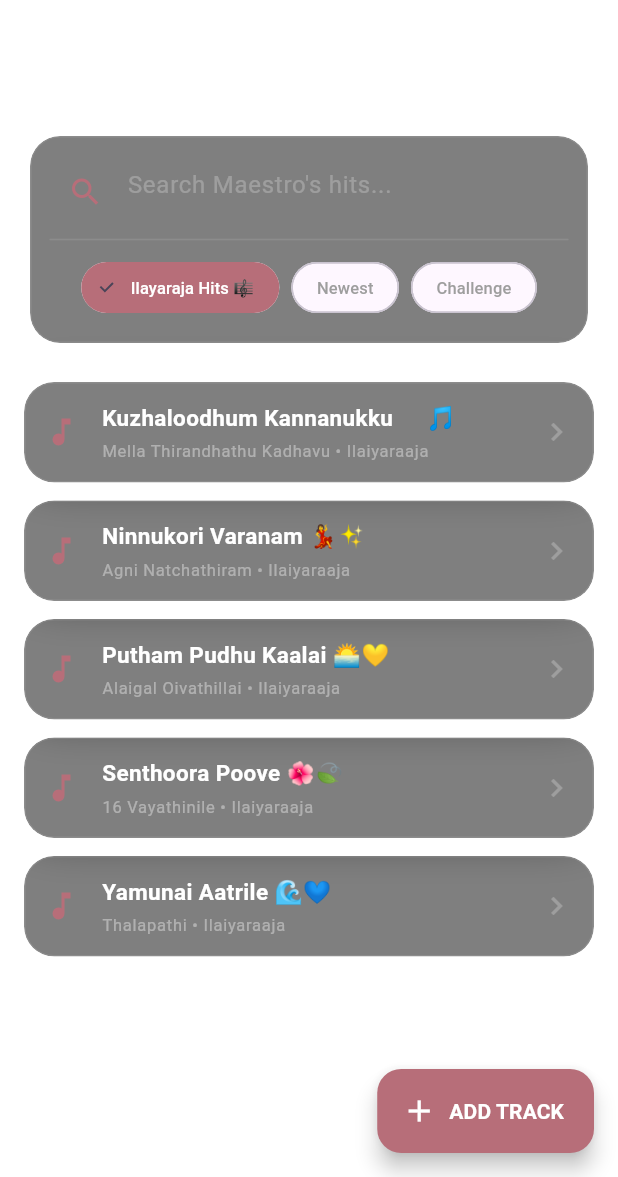
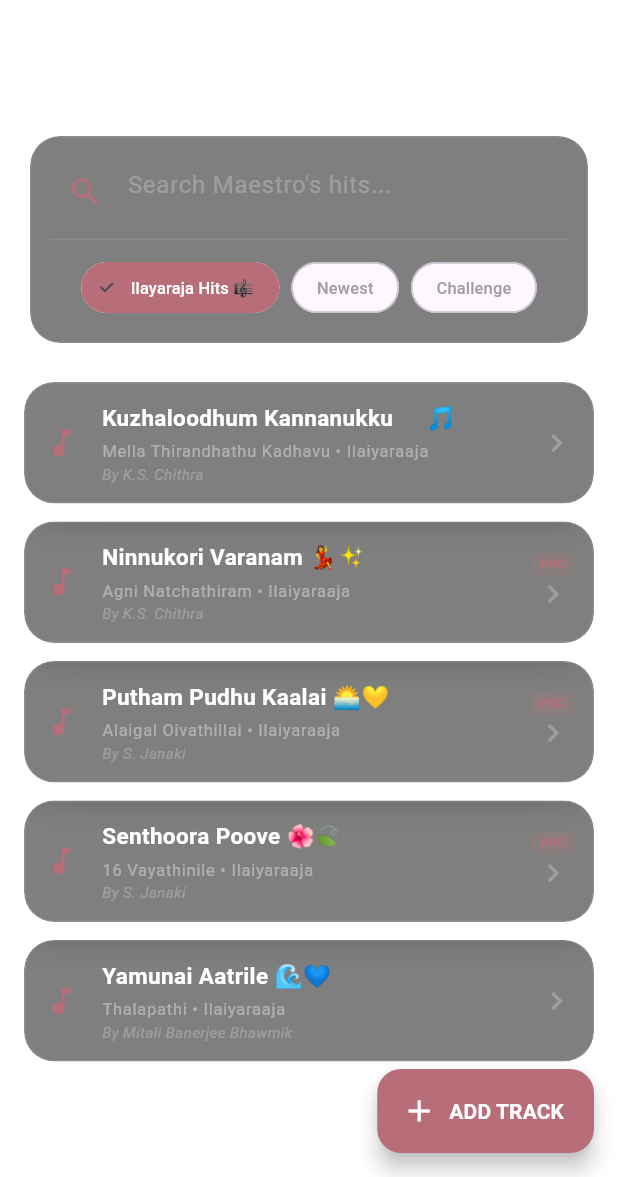
Before and after one commit to Sriram-01-code/chinnakuyil_studio_mobile, a Flutter app: the StageScreen screen opened directly with empty values, after a tap on "Ilayaraja Hits 🎼", on a phone screen of 412 x 824 dp, the part 59-1236 px from its top. Run offline on Flutter 3.47's test engine with Material 3 defaults, Android fonts, the phone set to English and light mode, and no system bars; drawn by our look-alikes of flutter_animate; our stand-ins replace audioplayers, cloud_firestore, confetti, file_picker, firebase_core, firebase_storage and 9 more; missing offline and left inert: in_app_update, record, version; accounts and stored records are empty.

```diff
--- a/lib/screens/stage_screen.dart
+++ b/lib/screens/stage_screen.dart
@@ -78,12 +78,12 @@ class _StageScreenState extends State<StageScreen> {
             ),
             flexibleSpace: const GlassContainer(
               borderRadius: BorderRadius.zero,
-              child: SizedBox.shrink(), // FIXED: Required child added
+              child: SizedBox.shrink(),
             ),
             centerTitle: true,
             title: const Text(
               "THE STAGE",
-              style: TextStyle(fontSize: 18, fontWeight: FontWeight.bold, letterSpacing: 4, color: Colors.white),
+              style: TextStyle(fontSize: 18, fontWeight: FontWeight.w900, letterSpacing: 4, color: Colors.white),
             ),
             actions: [
               IconButton(
@@ -200,10 +200,22 @@ class _StageScreenState extends State<StageScreen> {
                     Text(song.title, style: const TextStyle(color: Colors.white, fontWeight: FontWeight.bold, fontSize: 15)),
                     const SizedBox(height: 4),
                     Text("${song.movie} • ${song.composer}", style: const TextStyle(color: Colors.white38, fontSize: 11, letterSpacing: 0.5)),
+                    if (song.originalArtist.isNotEmpty)
+                      Text("By ${song.originalArtist}", style: const TextStyle(color: Colors.white24, fontSize: 10, fontStyle: FontStyle.italic)),
                   ],
                 ),
               ),
-              const Icon(Icons.chevron_right, color: Colors.white24),
+              Column(
+                children: [
+                  if (song.difficulty == 'Masterpiece')
+                    Container(
+                      padding: const EdgeInsets.symmetric(horizontal: 6, vertical: 2),
+                      decoration: BoxDecoration(color: const Color(0xFFB76E79).withOpacity(0.2), borderRadius: BorderRadius.circular(5)),
+                      child: const Text("PRO", style: TextStyle(color: Color(0xFFB76E79), fontSize: 8, fontWeight: FontWeight.bold)),
+                    ),
+                  const Icon(Icons.chevron_right, color: Colors.white24),
+                ],
+              ),
             ],
           ),
         ),
```
Also changed, not shown: lib/screens/studio_screen.dart (+57 -37 lines).
